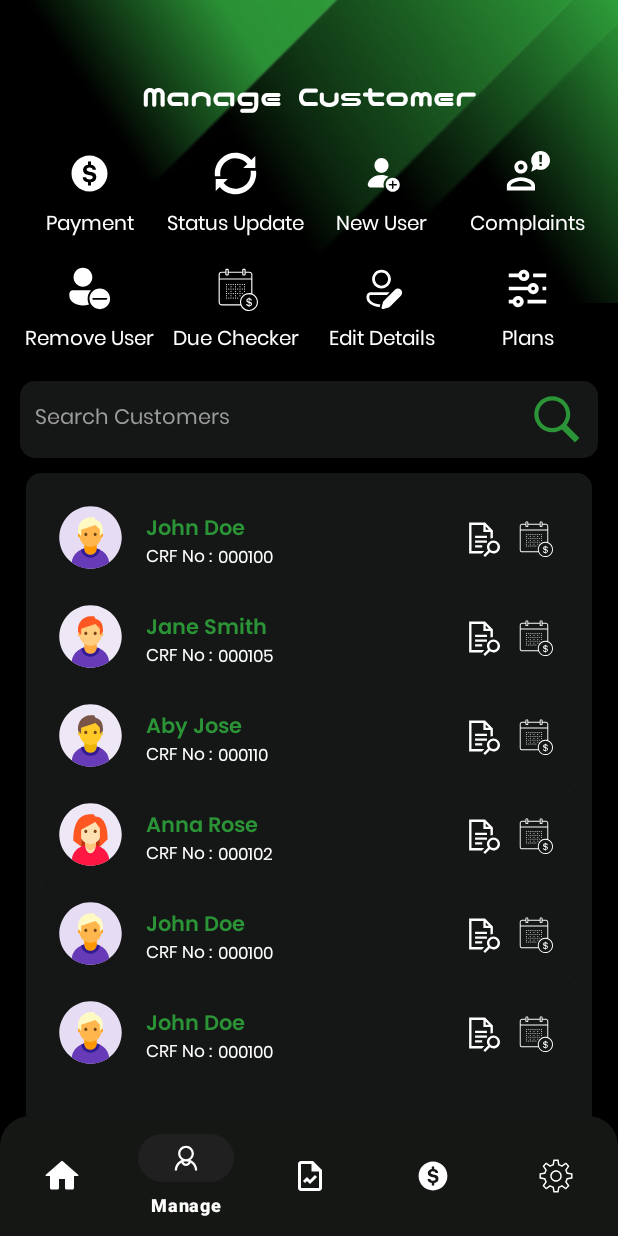
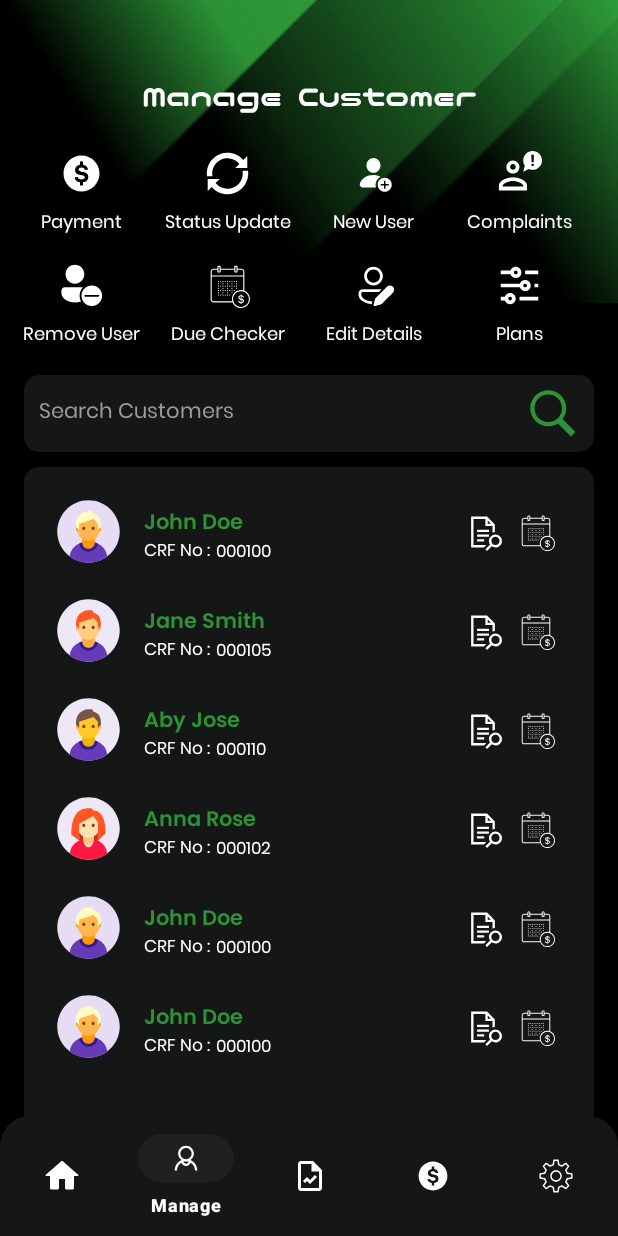
Before and after one commit to drbenjaminlouis/ctvms, an Android app: the manageFragment screen opened through its navigation route, on a phone screen of 412 x 824 dp. Run offline under Robolectric (Android 15) with nearby library versions, the phone set to English and light mode, and no system bars; our stand-ins replace navigation-ui; 1 statement that could not run was skipped.

Commit message:
updated layout

```diff
--- a/app/src/main/res/layout/fragment_manage.xml
+++ b/app/src/main/res/layout/fragment_manage.xml
@@ -9,11 +9,12 @@
 
     <ImageView
         android:id="@+id/imageView3"
-        android:layout_width="393dp"
+        android:layout_width="0dp"
         android:layout_height="wrap_content"
         android:scaleType="centerCrop"
         android:src="@drawable/topabstract"
         app:layout_constraintEnd_toEndOf="parent"
+        app:layout_constraintStart_toStartOf="parent"
         app:layout_constraintTop_toTopOf="parent" />
 
     <TextView
@@ -31,7 +32,7 @@
 
     <androidx.constraintlayout.widget.ConstraintLayout
         android:id="@+id/constraintLayout7"
-        android:layout_width="wrap_content"
+        android:layout_width="0dp"
         android:layout_height="wrap_content"
         android:layout_marginStart="8dp"
         android:layout_marginTop="16dp"
@@ -65,7 +66,7 @@
                 android:fontFamily="@font/poppins"
                 android:text="Plans"
                 android:textColor="@color/white"
-                android:textSize="13sp" />
+                android:textSize="12sp" />
         </LinearLayout>
 
         <LinearLayout
@@ -93,7 +94,7 @@
                 android:fontFamily="@font/poppins"
                 android:text="Edit Details"
                 android:textColor="@color/white"
-                android:textSize="13sp" />
+                android:textSize="12sp" />
         </LinearLayout>
 
         <LinearLayout
@@ -121,7 +122,7 @@
                 android:fontFamily="@font/poppins"
                 android:text="Due Checker"
                 android:textColor="@color/white"
-                android:textSize="13sp" />
+                android:textSize="12sp" />
         </LinearLayout>
 
         <LinearLayout
@@ -149,23 +150,23 @@
                 android:fontFamily="@font/poppins"
                 android:text="Remove User"
                 android:textColor="@color/white"
-                android:textSize="13sp" />
+                android:textSize="12sp" />
         </LinearLayout>
     </androidx.constraintlayout.widget.ConstraintLayout>
 
     <androidx.constraintlayout.widget.ConstraintLayout
         android:id="@+id/constraintLayout6"
-        android:layout_width="wrap_content"
+        android:layout_width="0dp"
         android:layout_height="wrap_content"
-        android:layout_marginStart="16dp"
+        android:layout_marginStart="8dp"
         android:layout_marginTop="24dp"
-        android:layout_marginEnd="16dp"
+        android:layout_marginEnd="8dp"
         app:layout_constraintEnd_toEndOf="parent"
         app:layout_constraintStart_toStartOf="parent"
         app:layout_constraintTop_toBottomOf="@+id/textView16">
 
         <LinearLayout
-            android:id="@+id/linearLayout4"
+            android:id="@+id/paymentlayout"
             android:layout_width="93dp"
             android:layout_height="wrap_content"
             android:gravity="center"
@@ -189,18 +190,18 @@
                 android:fontFamily="@font/poppins"
                 android:text="Payment"
                 android:textColor="@color/white"
-                android:textSize="13sp" />
+                android:textSize="12sp" />
         </LinearLayout>
 
         <LinearLayout
-            android:id="@+id/linearLayout5"
+            android:id="@+id/statusupdatelayout"
             android:layout_width="93dp"
             android:layout_height="wrap_content"
             android:layout_marginStart="4dp"
             android:gravity="center"
             android:orientation="vertical"
             app:layout_constraintBottom_toBottomOf="parent"
-            app:layout_constraintStart_toEndOf="@+id/linearLayout4"
+            app:layout_constraintStart_toEndOf="@+id/paymentlayout"
             app:layout_constraintTop_toTopOf="parent">
 
             <ImageView
@@ -218,7 +219,7 @@
                 android:gravity="center"
                 android:text="Status Update"
                 android:textColor="@color/white"
-                android:textSize="13sp" />
+                android:textSize="12sp" />
         </LinearLayout>
 
         <LinearLayout
@@ -228,7 +229,7 @@
             android:layout_marginStart="4dp"
             android:gravity="center"
             android:orientation="vertical"
-            app:layout_constraintStart_toEndOf="@+id/linearLayout5"
+            app:layout_constraintStart_toEndOf="@+id/statusupdatelayout"
             app:layout_constraintTop_toTopOf="parent">
 
             <ImageView
@@ -246,7 +247,7 @@
                 android:fontFamily="@font/poppins"
                 android:text="New User"
                 android:textColor="@color/white"
-                android:textSize="13sp" />
+                android:textSize="12sp" />
         </LinearLayout>
 
         <LinearLayout
@@ -274,7 +275,7 @@
                 android:fontFamily="@font/poppins"
                 android:text="Complaints"
                 android:textColor="@color/white"
-                android:textSize="13sp" />
+                android:textSize="12sp" />
         </LinearLayout>
 
     </androidx.constraintlayout.widget.ConstraintLayout>
@@ -283,19 +284,24 @@
         android:id="@+id/constraintLayout8"
         android:layout_width="0dp"
         android:layout_height="51dp"
+        android:layout_marginStart="16dp"
         android:layout_marginTop="16dp"
-        app:layout_constraintEnd_toEndOf="@+id/constraintLayout7"
-        app:layout_constraintStart_toStartOf="@+id/constraintLayout7"
+        android:layout_marginEnd="16dp"
+        app:layout_constraintEnd_toEndOf="parent"
+        app:layout_constraintStart_toStartOf="parent"
         app:layout_constraintTop_toBottomOf="@+id/constraintLayout7">
 
         <com.google.android.material.textfield.TextInputEditText
             android:id="@+id/textInputEditText"
-            android:layout_width="match_parent"
+            android:layout_width="0dp"
             android:layout_height="match_parent"
             android:background="@drawable/searchbg"
             android:fontFamily="@font/poppins"
             android:hint="Search Customers"
+            android:inputType="text"
+            android:maxLines="1"
             android:paddingStart="10dp"
+            android:textColor="@color/white"
             android:textColorHint="#9B9B9B"
             android:textSize="14sp"
             app:layout_constraintBottom_toBottomOf="parent"
@@ -319,9 +325,7 @@
         android:id="@+id/managerecyclerview"
         android:layout_width="0dp"
         android:layout_height="0dp"
-        android:layout_marginStart="4dp"
         android:layout_marginTop="10dp"
-        android:layout_marginEnd="4dp"
         android:background="@drawable/recentshape"
         android:nestedScrollingEnabled="true"
         android:padding="10dp"
```
Also changed, not shown: app/src/main/res/layout/fragment_home.xml (+31 -17 lines).
